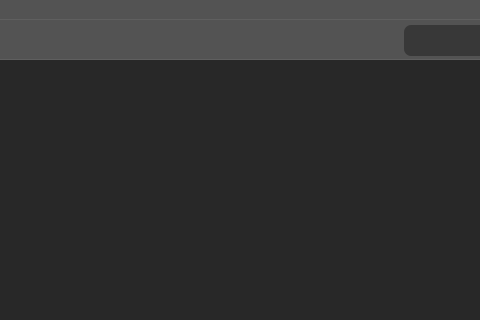
Before: the Qt Designer form resource/gui/GUI.ui in dthung1602/NetworkVisualization, drawn with Qt 5; both pictures show x 526 to 1006 and y 0 to 320 of the 1366 by 835 pixel window.
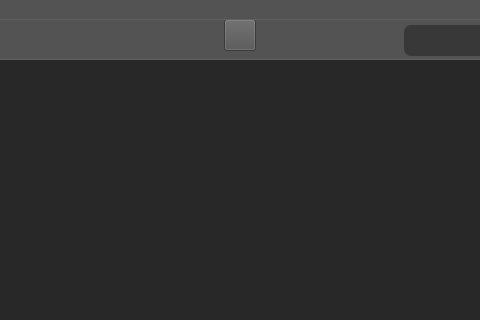
After: the same form once the commit is applied. Icons and pictures are not drawn.

Commit message: Find bottle neck

Diff of the .ui file:
```diff
--- a/resource/gui/GUI.ui
+++ b/resource/gui/GUI.ui
@@ -653,6 +653,44 @@
       </size>
      </property>
     </widget>
+    <widget class="QToolButton" name="findBottleNeckBtn">
+     <property name="geometry">
+      <rect>
+       <x>750</x>
+       <y>0</y>
+       <width>32</width>
+       <height>32</height>
+      </rect>
+     </property>
+     <property name="sizePolicy">
+      <sizepolicy hsizetype="Fixed" vsizetype="Fixed">
+       <horstretch>0</horstretch>
+       <verstretch>0</verstretch>
+      </sizepolicy>
+     </property>
+     <property name="toolTip">
+      <string>Change to edit mode</string>
+     </property>
+     <property name="styleSheet">
+      <string notr="true">#editBtn{
+background-color: transparent;
+border-image: url(&quot;resource/gui/tool/edit.png&quot;);
+background: none;
+border-radius: 3px;
+background-repeat: none;
+}
+#editBtn:hover{
+background-color: #454545;
+border-radius: 3px;
+border-image: url(&quot;resource/gui/tool/edit.png&quot;);
+}
+#editBtn:pressed{
+background-color: #383838;
+border-radius: 3px;
+border-image: url(&quot;resource/gui/tool/edit.png&quot;);
+}</string>
+     </property>
+    </widget>
    </widget>
    <widget class="Line" name="line_3">
     <property name="geometry">
```
Left out of the diff: 8 changed lines with no effect on the pictures. The commit also changes 2 other files.
